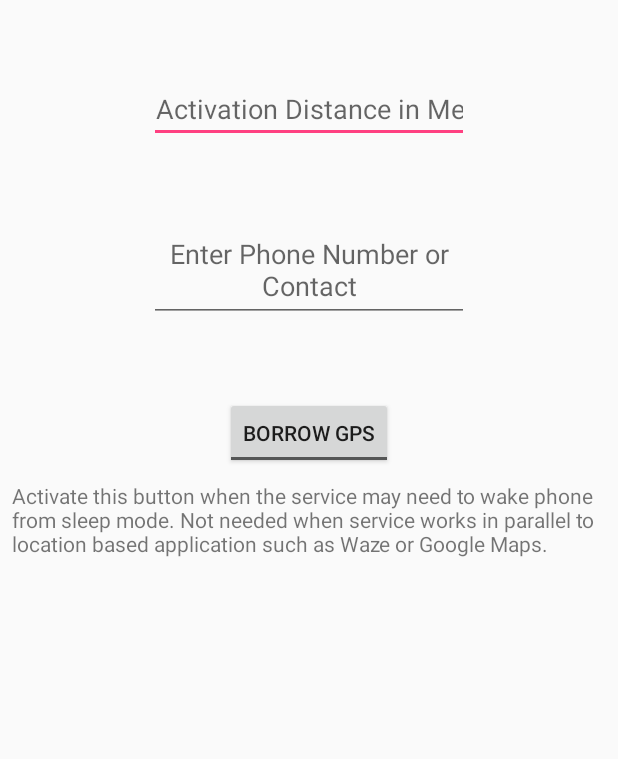
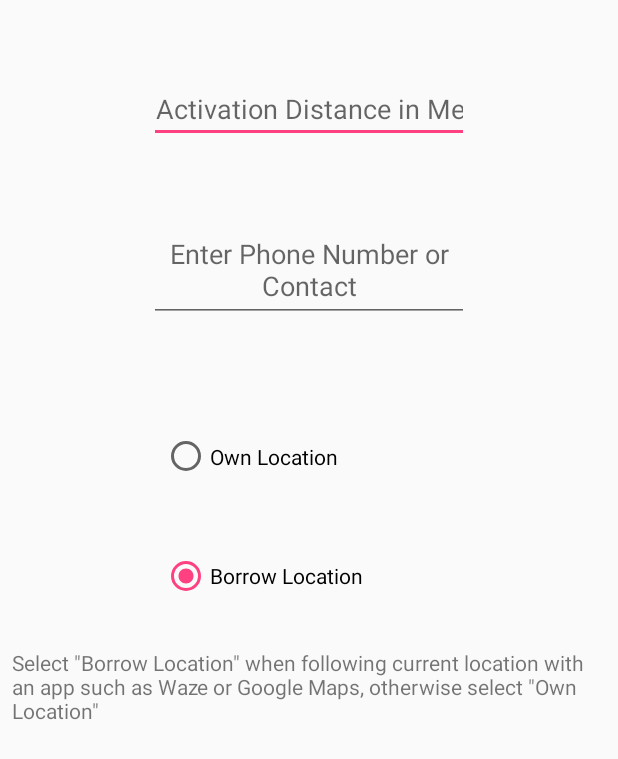
Before and after one commit to aharonmanne/OpenApp, an Android app: the layout fragment_literal_input.xml on its own in the app's theme, with its tools: preview values and no code run, on a phone screen of 412 x 824 dp. Shown: the top 759 px of the screen. Run offline under Robolectric (Android 15) with nearby library versions, the phone set to English and light mode, and no system bars.

Commit message:
This version uses alarms to ensure wakeup. Probably very battery expensive.

```diff
--- a/app/src/main/java/com/ksdagile/openapp/ConfigActivity.java
+++ b/app/src/main/java/com/ksdagile/openapp/ConfigActivity.java
@@ -28,8 +28,8 @@ import android.util.Log;
 import android.view.View;
 import android.widget.Button;
 import android.widget.EditText;
+import android.widget.RadioButton;
 import android.widget.Toast;
-import android.widget.ToggleButton;
 
 import com.google.android.gms.appindexing.Action;
 import com.google.android.gms.appindexing.AppIndex;
@@ -205,7 +205,7 @@ public class ConfigActivity extends FragmentActivity implements GoogleApiClient.
         EditText phoneNumber = (EditText) findViewById(R.id.editTextPhone);
         String phoneNum = phoneNumber.getText().toString();
         EditText activationDistanceView = (EditText) findViewById(R.id.editTextDistance);
-        ToggleButton tb = (ToggleButton) findViewById(R.id.toggleButtonUseAlarm);
+        RadioButton rb = (RadioButton) findViewById(R.id.radioButtonUseAlarm);
         Integer activationDistance = null;
         try {
             activationDistance = Integer.decode(activationDistanceView.getText().toString());
@@ -233,7 +233,7 @@ public class ConfigActivity extends FragmentActivity implements GoogleApiClient.
                 phoneNum = GetPhoneFromName(contactNameID.get(phoneNum));
             }
             state = ACTIVITY_STATE.LOCATION;
-            SavePhoneChooseGate(phoneNum, activationDistance, tb.isChecked());
+            SavePhoneChooseGate(phoneNum, activationDistance, rb.isChecked());
         }
     }
 
--- a/app/src/main/java/com/ksdagile/openapp/Constants.java
+++ b/app/src/main/java/com/ksdagile/openapp/Constants.java
@@ -11,4 +11,8 @@ public class Constants {
     public static final int LICENSE_NO_ANSWER = 0;
     public static final int LICENSE_ALLOWED = 1;
     public static final int LICENSE_REJECTED = -1;
+    public static final String ACTION_START = "com.ksdagile.openapp.StartService";
+    public static final String ACTION_STOP = "com.ksdagile.openapp.StopService";
+    public static final String CHECK_LOC = "com.ksdagile.openapp.CheckLocation";
+
 }
--- a/app/src/main/java/com/ksdagile/openapp/Literal_Input.java
+++ b/app/src/main/java/com/ksdagile/openapp/Literal_Input.java
@@ -17,6 +17,7 @@ import android.widget.AdapterView;
 import android.widget.ArrayAdapter;
 import android.widget.AutoCompleteTextView;
 import android.widget.EditText;
+import android.widget.RadioButton;
 import android.widget.ToggleButton;
 
 import java.util.ArrayList;
@@ -53,8 +54,10 @@ public class Literal_Input extends Fragment {
         Integer distance = settings.GetActivationDistance();
         if (distance > 0)
             distanceView.setText(distance.toString());
-        ToggleButton useAlarm = (ToggleButton) v.findViewById(R.id.toggleButtonUseAlarm);
+        RadioButton useAlarm = (RadioButton) v.findViewById(R.id.radioButtonUseAlarm);
+        RadioButton borrowGPS = (RadioButton) v.findViewById(R.id.radioButtonBorrowLoc);
         useAlarm.setChecked(settings.GetIsUseAlarm());
+        borrowGPS.setChecked(!settings.GetIsUseAlarm());
 
         ArrayAdapter<String> contactArrayAdapter =
                 new ArrayAdapter(getActivity(), android.R.layout.simple_list_item_1, getContacts());
--- a/app/src/main/res/layout/fragment_literal_input.xml
+++ b/app/src/main/res/layout/fragment_literal_input.xml
@@ -7,12 +7,14 @@
     <LinearLayout
         android:layout_width="match_parent"
         android:layout_height="match_parent"
-        android:orientation="vertical">
+        android:orientation="vertical"
+        android:weightSum="1">
 
         <EditText
             android:id="@+id/editTextDistance"
             android:layout_width="wrap_content"
             android:layout_height="wrap_content"
+            android:layoutDirection="locale"
             android:layout_gravity="center_horizontal"
             android:layout_marginTop="50dp"
             android:ems="10"
@@ -24,6 +26,7 @@
             android:id="@+id/editTextPhone"
             android:layout_width="wrap_content"
             android:layout_height="69dp"
+            android:layoutDirection="locale"
             android:layout_gravity="center_horizontal"
             android:layout_marginBottom="50dp"
             android:layout_marginTop="50dp"
@@ -31,18 +34,38 @@
             android:gravity="center"
             android:hint="@string/phone_hint" />
 
-        <ToggleButton
-            android:id="@+id/toggleButtonUseAlarm"
+
+        <RadioGroup
+            android:layout_width="195dp"
+            android:layout_height="105dp"
+            android:layout_gravity="center_horizontal"
+            android:layout_weight="0.14">
+
+            <RadioButton
+                android:id="@+id/radioButtonUseAlarm"
             android:layout_width="wrap_content"
             android:layout_height="wrap_content"
-            android:layout_gravity="center_horizontal"
-            android:text="@string/use_alarm"
-            android:textOff="@string/alarm_off"
-            android:textOn="@string/alarm_on" />
+                android:layoutDirection="locale"
+                android:checked="false"
+                android:layout_weight="1"
+                android:text="@string/alarm_on"
+                android:layout_gravity="left" />
+
+            <RadioButton
+                android:id="@+id/radioButtonBorrowLoc"
+                android:layout_width="wrap_content"
+                android:layout_height="wrap_content"
+                android:layoutDirection="locale"
+                android:checked="true"
+                android:layout_weight="1"
+                android:text="@string/alarm_off"
+                android:layout_gravity="left" />
+        </RadioGroup>
 
         <TextView
             android:layout_width="wrap_content"
             android:layout_height="wrap_content"
+            android:layoutDirection="locale"
             android:layout_margin="@dimen/cast_expanded_controller_margin_between_seek_bar_and_control_buttons"
             android:text="@string/alarm_explain" />
     </LinearLayout>
--- a/app/src/main/res/values/strings.xml
+++ b/app/src/main/res/values/strings.xml
@@ -5,18 +5,13 @@
     <string name="phone_hint">Enter Phone Number or Contact</string>
     <string name="phone_required">Phone Number Required</string>
     <string name="title_activity_gate_location">Gate Location</string>
-    <string name="geofence_transition_invalid_type">Invalid Geofence Transition</string>
     <string name="cannot_dial">Cannot Dial</string>
     <string name="no_phone">phone number not saved</string>
     <string name="no_location">Location not saved</string>
-    <string name="no_license">No License</string>
     <string name="starting">Starting OpenApp Service</string>
     <string name="stopping">Stopping Service</string>
-    <string name="config_title">OpenApp Configuration</string>
-    <string name="gps_required">Please turn on location services (GPS)</string>
     <string name="distance_hint">Activation Distance in Meters</string>
-    <string name="use_alarm">Wake As Needed</string>
-    <string name="alarm_explain">Activate this button when the service may need to wake phone from sleep mode. Not needed when service works in parallel to location based application such as Waze or Google Maps.</string>
-    <string name="alarm_on">Own GPS</string>
-    <string name="alarm_off">Borrow GPS</string>
+    <string name="alarm_explain">Select \"Borrow Location\" when following current location with an app such as Waze or Google Maps, otherwise select \"Own Location\"</string>
+    <string name="alarm_on">Own Location</string>
+    <string name="alarm_off">Borrow Location</string>
 </resources>
```
Also changed, not shown: app/src/main/AndroidManifest.xml (+14 -17 lines), app/src/main/java/com/ksdagile/openapp/OpenAppService.java (+94 -146 lines), app/src/main/java/com/ksdagile/openapp/OpenAppWidgetProvider.java (+43 -34 lines), app/src/main/res/drawable/no_config.png (deleted), app/src/main/res/drawable/on_toggle.png (deleted), 2 other files.
